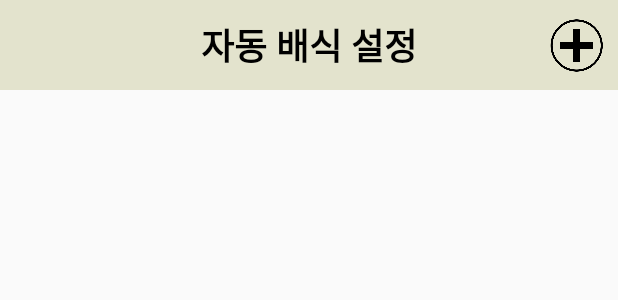
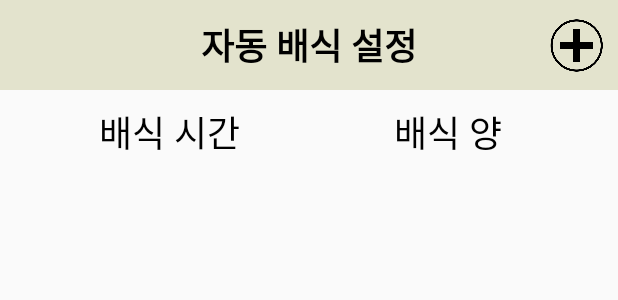
Before and after one commit to teampk/petcomm, an Android app: the layout activity_auto_feed.xml on its own in the app's theme, with its tools: preview values and no code run, on a phone screen of 412 x 824 dp. Shown: the top 300 px of the screen. Run offline under Robolectric (Android 15) with nearby library versions, the phone set to English and light mode, and no system bars.

Commit message:
recycler view

```diff
--- a/PetComm/app/src/main/java/com/example/petcomm/FragmentSetting.java
+++ b/PetComm/app/src/main/java/com/example/petcomm/FragmentSetting.java
@@ -36,7 +36,7 @@ public class FragmentSetting extends Fragment {
                 new DialogInterface.OnClickListener() {
                     public void onClick(DialogInterface dialog, int which) {
                         DBHelper dbHelper = new DBHelper(getContext(), "PetComm.db", null, 1);
-                        dbHelper.deleteDogDataAll();
+                        dbHelper.deleteDataAll();
                         Toast.makeText(getActivity(), "모든 일정이 삭제되었습니다.", Toast.LENGTH_SHORT).show();
 
                     }
--- a/PetComm/app/src/main/res/layout/activity_auto_feed.xml
+++ b/PetComm/app/src/main/res/layout/activity_auto_feed.xml
@@ -39,6 +39,7 @@
                 android:textStyle="bold"
                 android:textSize="24sp"
                 android:textColor="@color/colorBlack"
+                android:onClick="@{autoFeed::testListener}"
                 />
 
             <ImageView
@@ -58,36 +59,55 @@
 
         </android.support.constraint.ConstraintLayout>
 
-        <ScrollView
+        <LinearLayout
             android:layout_width="match_parent"
             android:layout_height="match_parent"
+            android:orientation="vertical"
+            android:layout_marginTop="10dp"
+            android:layout_marginStart="20dp"
+            android:layout_marginEnd="20dp"
+
+
             >
-
-            <android.support.constraint.ConstraintLayout
+            <LinearLayout
+                android:id="@+id/ll_schedule_top_bar"
                 android:layout_width="match_parent"
                 android:layout_height="wrap_content"
-                android:paddingTop="15dp"
-                android:paddingStart="15dp"
-                android:paddingEnd="15dp"
+                android:orientation="horizontal"
                 >
+                <TextView
+                    android:layout_width="0dp"
+                    android:layout_height="wrap_content"
+                    android:layout_weight="1"
+                    android:text="@string/tv_recycler_header_time"
+                    android:textSize="@dimen/text_size_recycler_header"
+                    android:textColor="@color/colorBlack"
+                    android:gravity="center"/>
+
+                <TextView
+                    android:layout_width="0dp"
+                    android:layout_height="wrap_content"
+                    android:layout_weight="1"
+                    android:text="@string/tv_recycler_header_amount"
+                    android:textSize="@dimen/text_size_recycler_header"
+                    android:textColor="@color/colorBlack"
+                    android:gravity="center"/>
+
+            </LinearLayout>
 
             <android.support.v7.widget.RecyclerView
-                    android:id="@+id/recycler"
+                android:layout_marginTop="10dp"
+                android:id="@+id/recycler_schedule"
                 android:layout_width="match_parent"
-                    android:layout_height="wrap_content"
-                    app:layout_constraintTop_toTopOf="parent"
-                    app:layout_constraintStart_toStartOf="parent"
-                    app:layout_constraintEnd_toEndOf="parent"
+                android:layout_height="0dp"
+                android:layout_weight="1"
                 >
 
 
             </android.support.v7.widget.RecyclerView>
 
 
-            </android.support.constraint.ConstraintLayout>
-
-
-        </ScrollView>
+        </LinearLayout>
 
 
 
--- a/PetComm/app/src/main/res/values/dimens.xml
+++ b/PetComm/app/src/main/res/values/dimens.xml
@@ -22,6 +22,9 @@
 
     <dimen name="margin_sign_up_dog">30dp</dimen>
 
+    <dimen name="text_size_recycler">20sp</dimen>
+    <dimen name="text_size_recycler_header">24sp</dimen>
+
 
 
 
--- a/PetComm/app/src/main/res/values/strings.xml
+++ b/PetComm/app/src/main/res/values/strings.xml
@@ -102,6 +102,9 @@
     <string name="tv_unselected_dog">강아지를 선택해주세요.</string>
     <string name="tv_device_empty_total">선택된 강아지가 없습니다.\n\n등록한 강아지가 없다면\n홈 탭에서 강아지 등록 후 사용해주세요.\n\n기기는 강아지 당\n한 대 씩만 등록 가능합니다.</string>
 
+    <string name="tv_recycler_header_time">배식 시간</string>
+    <string name="tv_recycler_header_amount">배식 양</string>
+
     <string name="desc_lang_kor">Language Korean</string>
     <string name="desc_icon">Icon PetComm</string>
     <string name="desc_splash">Splash Image</string>
```
Also changed, not shown: PetComm/app/src/main/java/com/example/petcomm/AutoFeedActivity.java (+71 -0 lines), PetComm/app/src/main/java/com/example/petcomm/DBHelper.java (+38 -6 lines), PetComm/app/src/main/java/com/example/petcomm/FragmentDevice.java (+12 -2 lines), PetComm/app/src/main/java/com/example/petcomm/RecyclerCustomAdapter.java (added, +70 -0 lines), PetComm/app/src/main/java/com/example/petcomm/model/FeedSchedule.java (+23 -9 lines), PetComm/app/src/main/res/layout/recycler_item_feed_schedule.xml (added, +69 -0 lines). Lines whose indentation alone changed are shown as unchanged.
